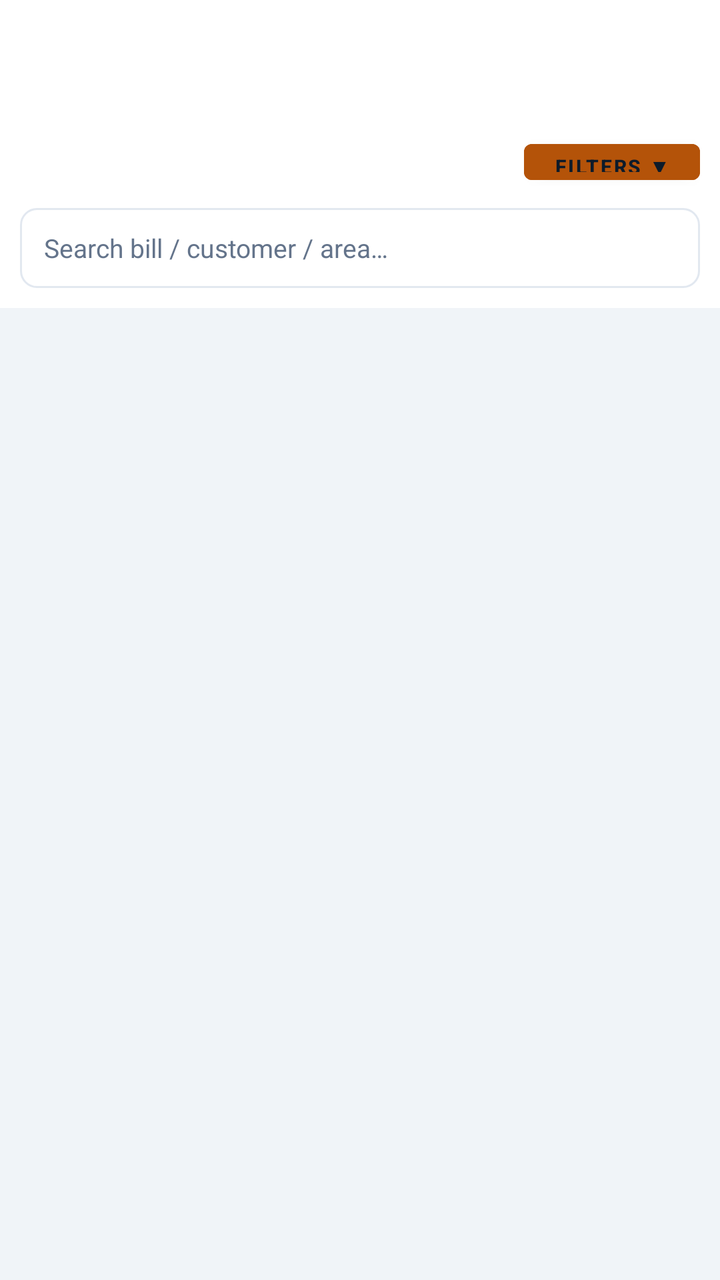
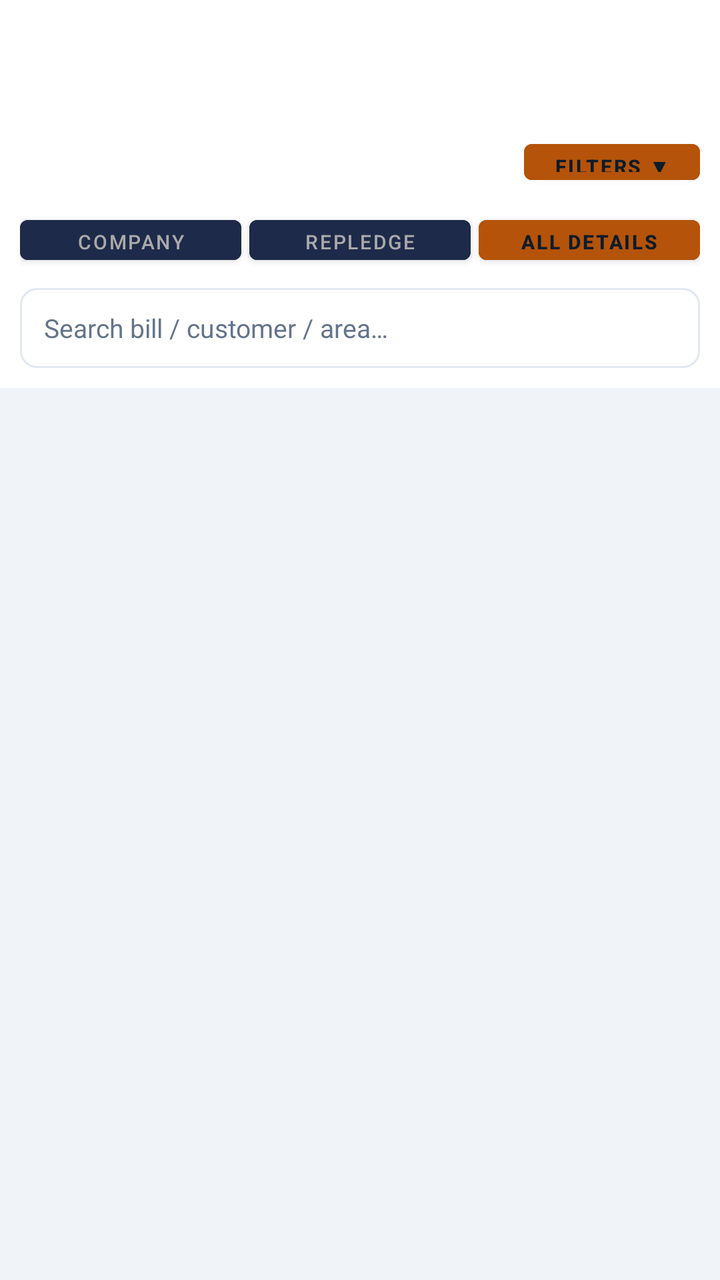

Compare the two renders of this Android layout. The source of the first and the diff that turns it into the second are given below.
<!-- AndroidManifest.xml: application theme Theme.PawnApp -->
<!-- res/layout/activity_stock_details.xml -->
<?xml version="1.0" encoding="utf-8"?>
<LinearLayout xmlns:android="http://schemas.android.com/apk/res/android"
    xmlns:app="http://schemas.android.com/apk/res-auto"
    android:layout_width="match_parent"
    android:layout_height="match_parent"
    android:background="@color/bg_dark"
    android:orientation="vertical">

    <androidx.appcompat.widget.Toolbar
        android:id="@+id/toolbar"
        android:layout_width="match_parent"
        android:layout_height="?attr/actionBarSize"
        android:background="@color/bg_card"
        android:theme="@style/ToolbarTheme"
        app:titleTextColor="@color/gold" />

    
    <LinearLayout
        android:layout_width="match_parent"
        android:layout_height="wrap_content"
        android:background="@color/bg_card"
        android:orientation="vertical"
        android:padding="10dp">

        
        <LinearLayout
            android:layout_width="match_parent"
            android:layout_height="wrap_content"
            android:gravity="center_vertical"
            android:orientation="horizontal">

            <TextView
                android:id="@+id/tvCompanyName"
                android:layout_width="0dp"
                android:layout_height="wrap_content"
                android:layout_weight="1"
                android:textColor="@color/white"
                android:textSize="12sp"
                android:textStyle="bold" />

            <Button
                android:id="@+id/btnToggleFilters"
                android:layout_width="wrap_content"
                android:layout_height="30dp"
                android:backgroundTint="@color/gold"
                android:paddingStart="10dp"
                android:paddingEnd="10dp"
                android:text="Filters ▼"
                android:textColor="#0D1B2A"
                android:textSize="10sp"
                android:textStyle="bold" />
        </LinearLayout>

        
        <androidx.core.widget.NestedScrollView
            android:id="@+id/layoutFilterContent"
            android:layout_width="match_parent"
            android:layout_height="wrap_content"
            android:maxHeight="280dp"
            android:fillViewport="false"
            android:visibility="gone">

        <LinearLayout
            android:layout_width="match_parent"
            android:layout_height="wrap_content"
            android:orientation="vertical">

            
            <LinearLayout
                android:layout_width="match_parent"
                android:layout_height="wrap_content"
                android:layout_marginTop="8dp"
                android:orientation="horizontal">

                <Button
                    android:id="@+id/btnModeCompany"
                    android:layout_width="0dp"
                    android:layout_height="32dp"
                    android:layout_weight="1"
                    android:backgroundTint="@color/gold"
                    android:text="Company"
                    android:textColor="#0D1B2A"
                    android:textSize="10sp"
                    android:textStyle="bold" />

                <Button
                    android:id="@+id/btnModeRepledge"
                    android:layout_width="0dp"
                    android:layout_height="32dp"
                    android:layout_weight="1"
                    android:layout_marginStart="4dp"
                    android:backgroundTint="#1E2A4A"
                    android:text="Repledge"
                    android:textColor="#AAAAAA"
                    android:textSize="10sp" />

                <Button
                    android:id="@+id/btnModeAll"
                    android:layout_width="0dp"
                    android:layout_height="32dp"
                    android:layout_weight="1"
                    android:layout_marginStart="4dp"
                    android:backgroundTint="#1E2A4A"
                    android:text="All Details"
                    android:textColor="#AAAAAA"
                    android:textSize="10sp" />
            </LinearLayout>

            
            <LinearLayout
                android:id="@+id/layoutMaterial"
                android:layout_width="match_parent"
                android:layout_height="wrap_content"
                android:layout_marginTop="6dp"
                android:gravity="center_vertical"
                android:orientation="horizontal">

                <TextView
                    android:layout_width="wrap_content"
                    android:layout_height="wrap_content"
                    android:text="Material:"
                    android:textColor="@color/white54"
                    android:textSize="12sp" />

                <Spinner
                    android:id="@+id/spinnerMaterial"
                    android:layout_width="130dp"
                    android:layout_height="34dp"
                    android:layout_marginStart="8dp"
                    android:background="@drawable/bg_card"
                    android:popupBackground="@color/bg_card" />
            </LinearLayout>

            
            <View
                android:layout_width="match_parent"
                android:layout_height="1dp"
                android:layout_marginTop="8dp"
                android:background="@color/card_border" />

            
            <LinearLayout
                android:layout_width="match_parent"
                android:layout_height="wrap_content"
                android:layout_marginTop="6dp"
                android:gravity="center_vertical"
                android:orientation="horizontal">

                <Spinner
                    android:id="@+id/spinnerFilterType"
                    android:layout_width="0dp"
                    android:layout_height="36dp"
                    android:layout_weight="1"
                    android:background="@drawable/bg_card"
                    android:popupBackground="@color/bg_card" />

                <Button
                    android:id="@+id/btnAddFilter"
                    android:layout_width="wrap_content"
                    android:layout_height="36dp"
                    android:layout_marginStart="6dp"
                    android:backgroundTint="@color/gold"
                    android:paddingStart="12dp"
                    android:paddingEnd="12dp"
                    android:text="+ Add"
                    android:textColor="#0D1B2A"
                    android:textSize="11sp"
                    android:textStyle="bold" />
            </LinearLayout>

            
            <LinearLayout
                android:id="@+id/layoutDateInput"
                android:layout_width="match_parent"
                android:layout_height="wrap_content"
                android:layout_marginTop="4dp"
                android:orientation="horizontal"
                android:visibility="gone">

                <EditText
                    android:id="@+id/etDateFrom"
                    android:layout_width="0dp"
                    android:layout_height="36dp"
                    android:layout_weight="1"
                    android:background="@drawable/bg_input"
                    android:focusable="false"
                    android:hint="From (yyyy-MM-dd)"
                    android:inputType="none"
                    android:paddingStart="8dp"
                    android:paddingEnd="8dp"
                    android:textColor="@color/white"
                    android:textColorHint="@color/white54"
                    android:textSize="11sp" />

                <EditText
                    android:id="@+id/etDateTo"
                    android:layout_width="0dp"
                    android:layout_height="36dp"
                    android:layout_weight="1"
                    android:layout_marginStart="4dp"
                    android:background="@drawable/bg_input"
                    android:focusable="false"
                    android:hint="To (yyyy-MM-dd)"
                    android:inputType="none"
                    android:paddingStart="8dp"
                    android:paddingEnd="8dp"
                    android:textColor="@color/white"
                    android:textColorHint="@color/white54"
                    android:textSize="11sp" />
            </LinearLayout>

            
            <LinearLayout
                android:id="@+id/layoutAmountInput"
                android:layout_width="match_parent"
                android:layout_height="wrap_content"
                android:layout_marginTop="4dp"
                android:orientation="horizontal"
                android:visibility="gone">

                <EditText
                    android:id="@+id/etAmountFrom"
                    android:layout_width="0dp"
                    android:layout_height="36dp"
                    android:layout_weight="1"
                    android:background="@drawable/bg_input"
                    android:hint="Amount from"
                    android:inputType="numberDecimal"
                    android:paddingStart="8dp"
                    android:paddingEnd="8dp"
                    android:textColor="@color/white"
                    android:textColorHint="@color/white54"
                    android:textSize="11sp" />

                <EditText
                    android:id="@+id/etAmountTo"
                    android:layout_width="0dp"
                    android:layout_height="36dp"
                    android:layout_weight="1"
                    android:layout_marginStart="4dp"
                    android:background="@drawable/bg_input"
                    android:hint="Amount to"
                    android:inputType="numberDecimal"
                    android:paddingStart="8dp"
                    android:paddingEnd="8dp"
                    android:textColor="@color/white"
                    android:textColorHint="@color/white54"
                    android:textSize="11sp" />
            </LinearLayout>

            
            <EditText
                android:id="@+id/etNameInput"
                android:layout_width="match_parent"
                android:layout_height="36dp"
                android:layout_marginTop="4dp"
                android:background="@drawable/bg_input"
                android:hint="Enter name…"
                android:inputType="textCapWords"
                android:paddingStart="8dp"
                android:paddingEnd="8dp"
                android:textColor="@color/white"
                android:textColorHint="@color/white54"
                android:textSize="11sp"
                android:visibility="gone" />

            
            <HorizontalScrollView
                android:layout_width="match_parent"
                android:layout_height="wrap_content"
                android:layout_marginTop="8dp"
                android:scrollbars="none">

                <LinearLayout
                    android:id="@+id/layoutFilterChips"
                    android:layout_width="wrap_content"
                    android:layout_height="wrap_content"
                    android:gravity="center_vertical"
                    android:orientation="horizontal" />
            </HorizontalScrollView>

            
            <Button
                android:id="@+id/btnClearAllFilters"
                android:layout_width="wrap_content"
                android:layout_height="28dp"
                android:layout_marginTop="4dp"
                android:backgroundTint="@color/red"
                android:paddingStart="10dp"
                android:paddingEnd="10dp"
                android:text="Clear All Filters"
                android:textColor="@color/white"
                android:textSize="10sp"
                android:visibility="gone" />

        </LinearLayout>
        </androidx.core.widget.NestedScrollView>
        

        
        <EditText
            android:id="@+id/etSearch"
            android:layout_width="match_parent"
            android:layout_height="40dp"
            android:layout_marginTop="8dp"
            android:background="@drawable/bg_input"
            android:hint="Search bill / customer / area…"
            android:inputType="text"
            android:paddingStart="12dp"
            android:paddingEnd="12dp"
            android:textColor="@color/white"
            android:textColorHint="@color/white54"
            android:textSize="13sp" />

    </LinearLayout>
    

    
    <LinearLayout
        android:id="@+id/layoutSummary"
        android:layout_width="match_parent"
        android:layout_height="wrap_content"
        android:background="#1E2A4A"
        android:gravity="center_vertical"
        android:orientation="horizontal"
        android:padding="10dp"
        android:visibility="gone">

        <TextView
            android:id="@+id/tvSummaryCount"
            android:layout_width="0dp"
            android:layout_height="wrap_content"
            android:layout_weight="1"
            android:textColor="@color/gold"
            android:textSize="12sp"
            android:textStyle="bold" />

        <TextView
            android:id="@+id/tvSummaryAmount"
            android:layout_width="wrap_content"
            android:layout_height="wrap_content"
            android:textColor="@color/blue"
            android:textSize="12sp"
            android:textStyle="bold" />

        <TextView
            android:id="@+id/tvSummaryInterest"
            android:layout_width="wrap_content"
            android:layout_height="wrap_content"
            android:layout_marginStart="12dp"
            android:textColor="@color/green"
            android:textSize="12sp"
            android:textStyle="bold" />
    </LinearLayout>

    <ProgressBar
        android:id="@+id/progressBar"
        android:layout_width="wrap_content"
        android:layout_height="wrap_content"
        android:layout_gravity="center"
        android:layout_marginTop="48dp"
        android:indeterminateTint="@color/gold"
        android:visibility="gone" />

    <androidx.recyclerview.widget.RecyclerView
        android:id="@+id/recyclerView"
        android:layout_width="match_parent"
        android:layout_height="match_parent"
        android:clipToPadding="false"
        android:paddingBottom="80dp" />

</LinearLayout>
<!-- resources referenced by this layout -->
<resources>
  <color name="bg_card">#FFFFFF</color>
  <color name="bg_dark">#F0F4F8</color>
  <color name="blue">#1D4ED8</color>
  <color name="card_border">#E2E8F0</color>
  <color name="gold">#B45309</color>
  <color name="green">#15803D</color>
  <color name="red">#B91C1C</color>
  <color name="white">#0F172A</color>
  <color name="white54">#64748B</color>
  <!-- drawable bg_card (drawable) -->
  <?xml version="1.0" encoding="utf-8"?>
  <shape xmlns:android="http://schemas.android.com/apk/res/android"
      android:shape="rectangle">
      <solid android:color="@color/bg_card" />
      <stroke android:color="@color/card_border" android:width="1dp" />
      <corners android:radius="12dp" />
  </shape>
  <!-- drawable bg_input (drawable) -->
  <?xml version="1.0" encoding="utf-8"?>
  <shape xmlns:android="http://schemas.android.com/apk/res/android"
      android:shape="rectangle">
      <solid android:color="@color/bg_card" />
      <stroke android:color="@color/card_border" android:width="1dp" />
      <corners android:radius="8dp" />
  </shape>
  <style name="ToolbarTheme" parent="ThemeOverlay.AppCompat.ActionBar" />
  <style name="Theme.PawnApp" parent="Theme.MaterialComponents.DayNight.DarkActionBar">
          <item name="colorPrimary">@color/gold</item>
          <item name="colorPrimaryVariant">@color/gold_dark</item>
          <item name="colorOnPrimary">@color/white</item>
          <item name="colorSurface">@color/bg_card</item>
          <item name="android:windowBackground">@color/bg_dark</item>
          <item name="windowActionBar">false</item>
          <item name="windowNoTitle">true</item>
      </style>
  <color name="gold_dark">#92400E</color>
</resources>

<!-- the commit's change to res/layout/activity_stock_details.xml (unified diff, before → after) -->
@@ -52,6 +52,47 @@
         </LinearLayout>
 
         
+        <LinearLayout
+            android:layout_width="match_parent"
+            android:layout_height="wrap_content"
+            android:layout_marginTop="8dp"
+            android:orientation="horizontal">
+
+            <Button
+                android:id="@+id/btnModeCompany"
+                android:layout_width="0dp"
+                android:layout_height="32dp"
+                android:layout_weight="1"
+                android:backgroundTint="#1E2A4A"
+                android:text="Company"
+                android:textColor="#AAAAAA"
+                android:textSize="10sp" />
+
+            <Button
+                android:id="@+id/btnModeRepledge"
+                android:layout_width="0dp"
+                android:layout_height="32dp"
+                android:layout_weight="1"
+                android:layout_marginStart="4dp"
+                android:backgroundTint="#1E2A4A"
+                android:text="Repledge"
+                android:textColor="#AAAAAA"
+                android:textSize="10sp" />
+
+            <Button
+                android:id="@+id/btnModeAll"
+                android:layout_width="0dp"
+                android:layout_height="32dp"
+                android:layout_weight="1"
+                android:layout_marginStart="4dp"
+                android:backgroundTint="@color/gold"
+                android:text="All Details"
+                android:textColor="#0D1B2A"
+                android:textSize="10sp"
+                android:textStyle="bold" />
+        </LinearLayout>
+
+        
         <androidx.core.widget.NestedScrollView
             android:id="@+id/layoutFilterContent"
             android:layout_width="match_parent"
@@ -64,47 +105,6 @@
             android:layout_width="match_parent"
             android:layout_height="wrap_content"
             android:orientation="vertical">
-
-            
-            <LinearLayout
-                android:layout_width="match_parent"
-                android:layout_height="wrap_content"
-                android:layout_marginTop="8dp"
-                android:orientation="horizontal">
-
-                <Button
-                    android:id="@+id/btnModeCompany"
-                    android:layout_width="0dp"
-                    android:layout_height="32dp"
-                    android:layout_weight="1"
-                    android:backgroundTint="@color/gold"
-                    android:text="Company"
-                    android:textColor="#0D1B2A"
-                    android:textSize="10sp"
-                    android:textStyle="bold" />
-
-                <Button
-                    android:id="@+id/btnModeRepledge"
-                    android:layout_width="0dp"
-                    android:layout_height="32dp"
-                    android:layout_weight="1"
-                    android:layout_marginStart="4dp"
-                    android:backgroundTint="#1E2A4A"
-                    android:text="Repledge"
-                    android:textColor="#AAAAAA"
-                    android:textSize="10sp" />
-
-                <Button
-                    android:id="@+id/btnModeAll"
-                    android:layout_width="0dp"
-                    android:layout_height="32dp"
-                    android:layout_weight="1"
-                    android:layout_marginStart="4dp"
-                    android:backgroundTint="#1E2A4A"
-                    android:text="All Details"
-                    android:textColor="#AAAAAA"
-                    android:textSize="10sp" />
-            </LinearLayout>
 
             
             <LinearLayout
